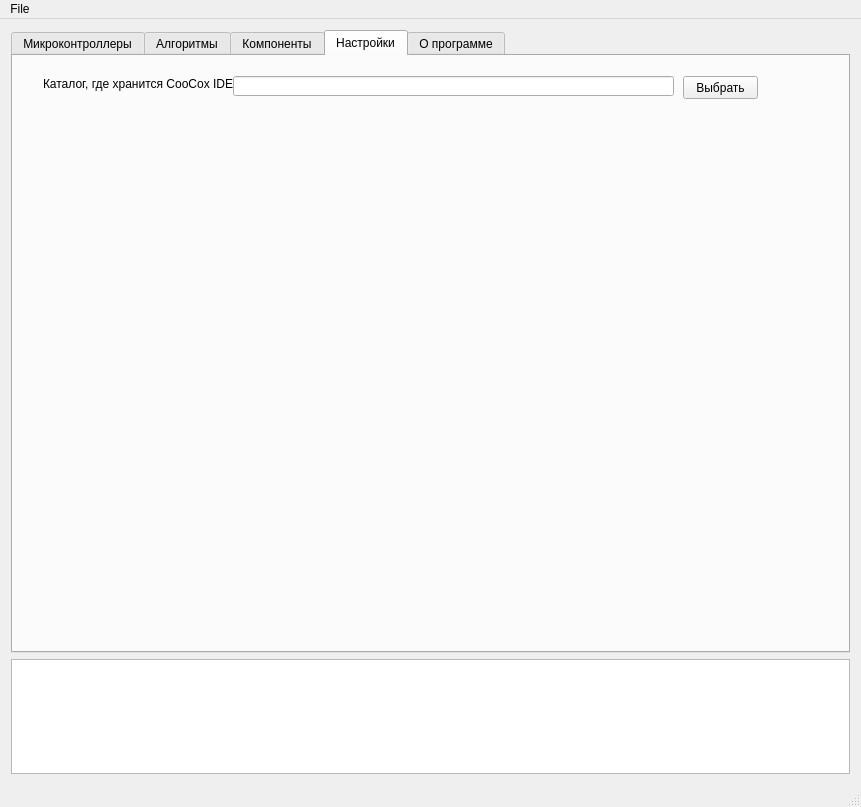
Qt form src/views/mainform.ui (unsi9ned/coide-pack-installer) before a commit.
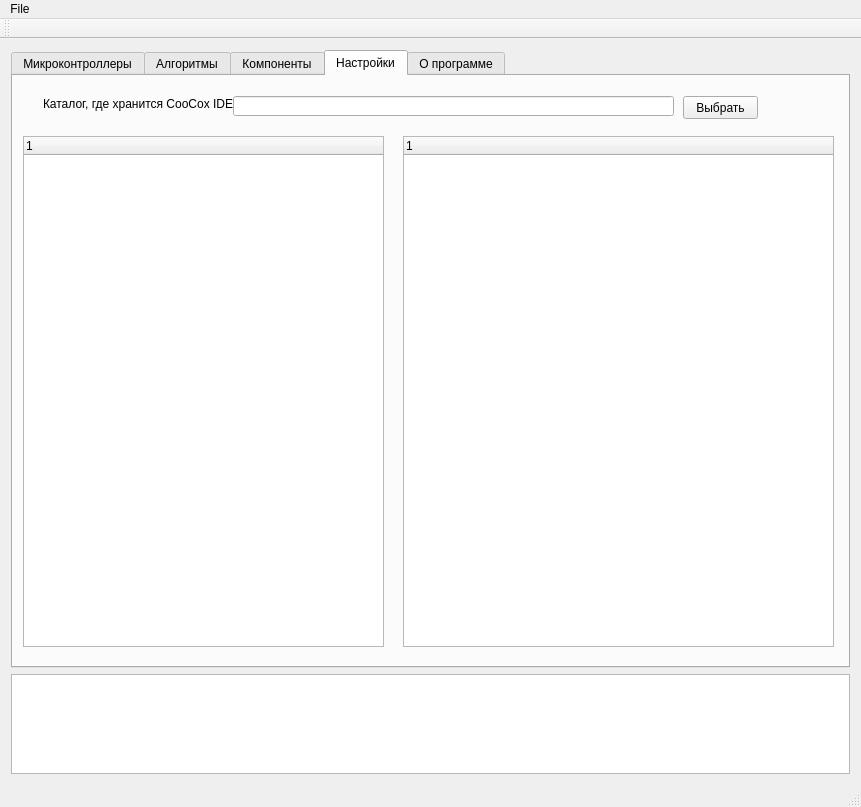
The same form after that commit. The open tabs and pages were chosen to show the change. Icons and pictures are not drawn. Custom widgets are drawn as their Qt base class.

Diff of the .ui file:
```diff
--- a/src/views/mainform.ui
+++ b/src/views/mainform.ui
@@ -791,6 +791,36 @@
          <string>Выбрать</string>
         </property>
        </widget>
+       <widget class="QTreeWidget" name="treeWidgetDevices">
+        <property name="geometry">
+         <rect>
+          <x>10</x>
+          <y>60</y>
+          <width>361</width>
+          <height>511</height>
+         </rect>
+        </property>
+        <column>
+         <property name="text">
+          <string notr="true">1</string>
+         </property>
+        </column>
+       </widget>
+       <widget class="QTreeWidget" name="treeWidgetComponents">
+        <property name="geometry">
+         <rect>
+          <x>390</x>
+          <y>60</y>
+          <width>431</width>
+          <height>511</height>
+         </rect>
+        </property>
+        <column>
+         <property name="text">
+          <string notr="true">1</string>
+         </property>
+        </column>
+       </widget>
       </widget>
       <widget class="QWidget" name="tab">
        <attribute name="title">
@@ -946,7 +976,7 @@
       <property name="maximumSize">
        <size>
         <width>16777215</width>
-        <height>115</height>
+        <height>100</height>
        </size>
       </property>
       <property name="readOnly">
@@ -976,6 +1006,23 @@
    <addaction name="menuFile"/>
   </widget>
   <widget class="QStatusBar" name="statusBar"/>
+  <widget class="QToolBar" name="toolBar">
+   <property name="minimumSize">
+    <size>
+     <width>0</width>
+     <height>20</height>
+    </size>
+   </property>
+   <property name="windowTitle">
+    <string>toolBar</string>
+   </property>
+   <attribute name="toolBarArea">
+    <enum>TopToolBarArea</enum>
+   </attribute>
+   <attribute name="toolBarBreak">
+    <bool>false</bool>
+   </attribute>
+  </widget>
   <action name="actionOpen_DFP">
    <property name="text">
     <string>Open DFP</string>
```
Left out of the diff: 2 changed lines with no effect on the pictures.
